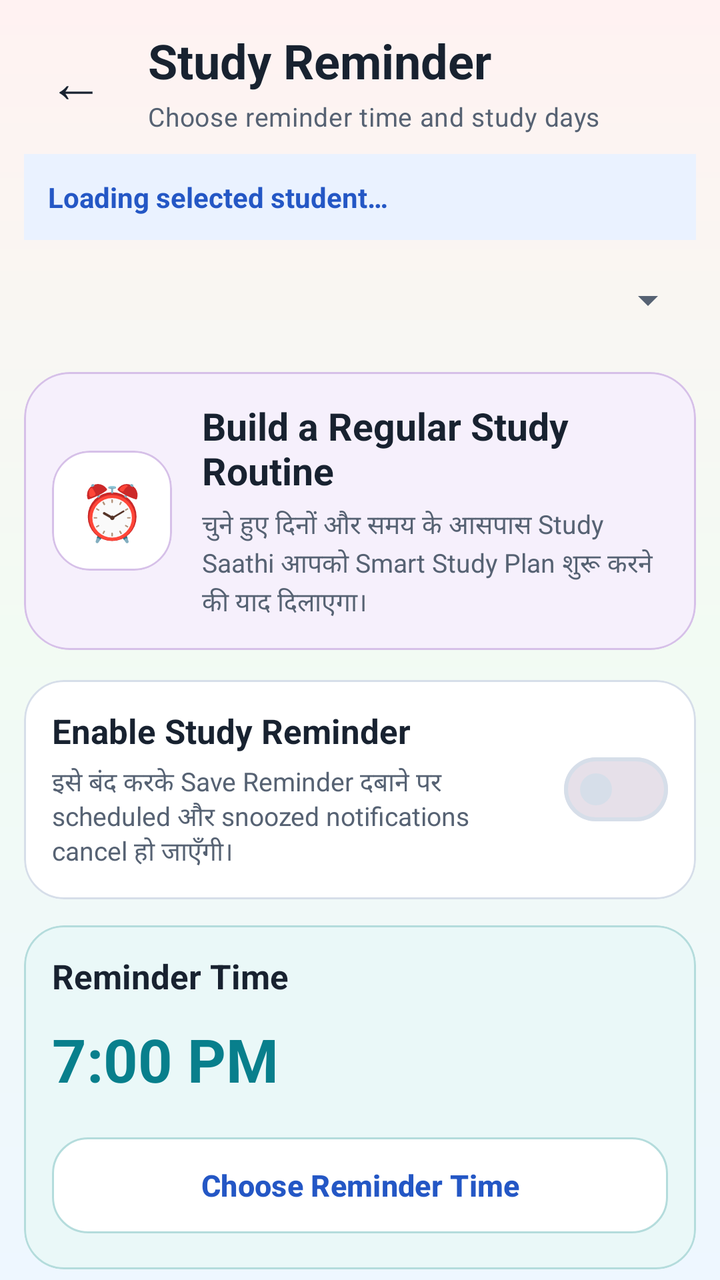
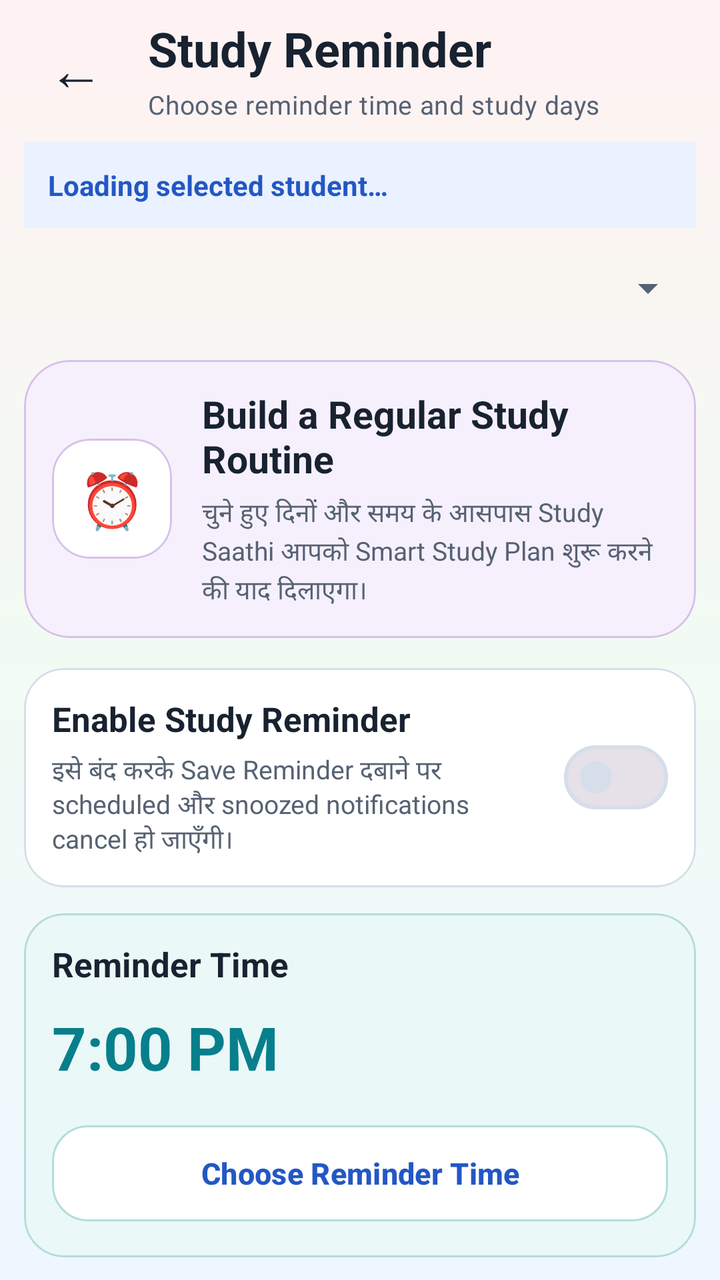

Compare the two renders of this Android layout. The source of the first and the diff that turns it into the second are given below.
<!-- AndroidManifest.xml: application theme Theme.StudySaathi -->
<!-- res/layout/activity_reminder_settings.xml -->
<?xml version="1.0" encoding="utf-8"?>
<androidx.coordinatorlayout.widget.CoordinatorLayout xmlns:android="http://schemas.android.com/apk/res/android"
    xmlns:app="http://schemas.android.com/apk/res-auto"
    android:id="@+id/reminderSettingsRoot"
    android:layout_width="match_parent"
    android:layout_height="match_parent"
    android:background="@drawable/bg_app_soft_mix">

    <androidx.core.widget.NestedScrollView
        android:layout_width="match_parent"
        android:layout_height="match_parent"
        android:clipToPadding="false"
        android:fillViewport="true"
        android:overScrollMode="never">

        <LinearLayout
            android:layout_width="match_parent"
            android:layout_height="wrap_content"
            android:orientation="vertical"
            android:paddingStart="12dp"
            android:paddingTop="14dp"
            android:paddingEnd="12dp"
            android:paddingBottom="12dp">

            <LinearLayout
                android:layout_width="match_parent"
                android:layout_height="wrap_content"
                android:gravity="center_vertical"
                android:orientation="horizontal">

                <com.google.android.material.button.MaterialButton
                    android:id="@+id/buttonBack"
                    style="@style/Widget.Material3.Button.TextButton"
                    android:layout_width="52dp"
                    android:layout_height="52dp"
                    android:contentDescription="@string/back"
                    android:insetLeft="0dp"
                    android:insetTop="0dp"
                    android:insetRight="0dp"
                    android:insetBottom="0dp"
                    android:minWidth="0dp"
                    android:text="←"
                    android:textColor="@color/ss_text_primary"
                    android:textSize="28sp"
                    app:cornerRadius="16dp" />

                <LinearLayout
                    android:layout_width="0dp"
                    android:layout_height="wrap_content"
                    android:layout_marginStart="10dp"
                    android:layout_weight="1"
                    android:orientation="vertical">

                    <TextView
                        style="@style/TextAppearance.StudySaathi.Heading"
                        android:layout_width="match_parent"
                        android:layout_height="wrap_content"
                        android:text="@string/study_reminder_title"
                        android:textSize="24sp" />

                    <TextView
                        style="@style/TextAppearance.StudySaathi.Body"
                        android:layout_width="match_parent"
                        android:layout_height="wrap_content"
                        android:layout_marginTop="3dp"
                        android:text="@string/study_reminder_subtitle"
                        android:textSize="13sp" />

                </LinearLayout>

            </LinearLayout>

            <TextView
                android:id="@+id/textReminderStudent"
                android:layout_width="match_parent"
                android:layout_height="wrap_content"
                android:layout_marginTop="10dp"
                android:background="@color/ss_blue_soft"
                android:padding="12dp"
                android:text="Loading selected student…"
                android:textColor="@color/ss_primary"
                android:textSize="14sp"
                android:textStyle="bold" />

            <Spinner
                android:id="@+id/spinnerReminderStudent"
                android:layout_width="match_parent"
                android:layout_height="48dp"
                android:layout_marginTop="6dp"
                android:contentDescription="Select student for reminder"
                android:paddingStart="10dp"
                android:paddingEnd="10dp" />

            <com.google.android.material.card.MaterialCardView
                android:layout_width="match_parent"
                android:layout_height="wrap_content"
                android:layout_marginTop="12dp"
                app:cardBackgroundColor="@color/ss_purple_soft"
                app:cardCornerRadius="23dp"
                app:cardElevation="0dp"
                app:strokeColor="@color/ss_purple_border"
                app:strokeWidth="1dp">

                <LinearLayout
                    android:layout_width="match_parent"
                    android:layout_height="wrap_content"
                    android:gravity="center_vertical"
                    android:orientation="horizontal"
                    android:padding="14dp">

                    <com.google.android.material.card.MaterialCardView
                        android:layout_width="60dp"
                        android:layout_height="60dp"
                        app:cardBackgroundColor="@color/ss_surface"
                        app:cardCornerRadius="19dp"
                        app:cardElevation="0dp"
                        app:strokeColor="@color/ss_purple_border"
                        app:strokeWidth="1dp">

                        <TextView
                            android:layout_width="match_parent"
                            android:layout_height="match_parent"
                            android:fontFamily="sans-serif-rounded"
                            android:gravity="center"
                            android:text="⏰"
                            android:textSize="27sp" />

                    </com.google.android.material.card.MaterialCardView>

                    <LinearLayout
                        android:layout_width="0dp"
                        android:layout_height="wrap_content"
                        android:layout_marginStart="15dp"
                        android:layout_weight="1"
                        android:orientation="vertical">

                        <TextView
                            android:layout_width="match_parent"
                            android:layout_height="wrap_content"
                            android:fontFamily="sans-serif-rounded"
                            android:text="@string/study_reminder_card_title"
                            android:textColor="@color/ss_text_primary"
                            android:textSize="19sp"
                            android:textStyle="bold" />

                        <TextView
                            android:layout_width="match_parent"
                            android:layout_height="wrap_content"
                            android:layout_marginTop="5dp"
                            android:fontFamily="sans-serif"
                            android:lineSpacingExtra="2dp"
                            android:text="@string/study_reminder_card_description"
                            android:textColor="@color/ss_text_secondary"
                            android:textSize="13sp" />

                    </LinearLayout>

                </LinearLayout>

            </com.google.android.material.card.MaterialCardView>

            <com.google.android.material.card.MaterialCardView
                android:layout_width="match_parent"
                android:layout_height="wrap_content"
                android:layout_marginTop="15dp"
                app:cardBackgroundColor="@color/ss_surface"
                app:cardCornerRadius="20dp"
                app:cardElevation="0dp"
                app:strokeColor="@color/ss_outline"
                app:strokeWidth="1dp">

                <LinearLayout
                    android:layout_width="match_parent"
                    android:layout_height="wrap_content"
                    android:gravity="center_vertical"
                    android:orientation="horizontal"
                    android:padding="14dp">

                    <LinearLayout
                        android:layout_width="0dp"
                        android:layout_height="wrap_content"
                        android:layout_weight="1"
                        android:orientation="vertical">

                        <TextView
                            android:layout_width="match_parent"
                            android:layout_height="wrap_content"
                            android:fontFamily="sans-serif-rounded"
                            android:text="@string/study_reminder_enable_title"
                            android:textColor="@color/ss_text_primary"
                            android:textSize="17sp"
                            android:textStyle="bold" />

                        <TextView
                            android:layout_width="match_parent"
                            android:layout_height="wrap_content"
                            android:layout_marginTop="5dp"
                            android:fontFamily="sans-serif"
                            android:text="@string/study_reminder_enable_description"
                            android:textColor="@color/ss_text_secondary"
                            android:textSize="13sp" />

                    </LinearLayout>

                    <com.google.android.material.materialswitch.MaterialSwitch
                        android:id="@+id/switchStudyReminder"
                        android:layout_width="wrap_content"
                        android:layout_height="wrap_content"
                        android:layout_marginStart="15dp"
                        android:contentDescription="@string/study_reminder_enable_title" />

                </LinearLayout>

            </com.google.android.material.card.MaterialCardView>

            <com.google.android.material.card.MaterialCardView
                android:id="@+id/cardReminderTime"
                android:layout_width="match_parent"
                android:layout_height="wrap_content"
                android:layout_marginTop="13dp"
                app:cardBackgroundColor="@color/ss_teal_soft"
                app:cardCornerRadius="20dp"
                app:cardElevation="0dp"
                app:strokeColor="@color/ss_teal_border"
                app:strokeWidth="1dp">

                <LinearLayout
                    android:layout_width="match_parent"
                    android:layout_height="wrap_content"
                    android:orientation="vertical"
                    android:padding="14dp">

                    <TextView
                        android:layout_width="match_parent"
                        android:layout_height="wrap_content"
                        android:fontFamily="sans-serif-rounded"
                        android:text="@string/study_reminder_time_title"
                        android:textColor="@color/ss_text_primary"
                        android:textSize="17sp"
                        android:textStyle="bold" />

                    <TextView
                        android:id="@+id/textSelectedReminderTime"
                        android:layout_width="match_parent"
                        android:layout_height="wrap_content"
                        android:layout_marginTop="10dp"
                        android:fontFamily="sans-serif-rounded"
                        android:text="7:00 PM"
                        android:textColor="@color/ss_secondary"
                        android:textSize="30sp"
                        android:textStyle="bold" />

                    <com.google.android.material.button.MaterialButton
                        android:id="@+id/buttonChooseReminderTime"
                        style="@style/Widget.StudySaathi.Button.Outlined"
                        android:layout_width="match_parent"
                        android:layout_height="wrap_content"
                        android:layout_marginTop="15dp"
                        android:text="@string/study_reminder_choose_time"
                        android:textAllCaps="false"
                        android:textSize="15sp"
                        app:backgroundTint="@color/ss_surface"
                        app:strokeColor="@color/ss_teal_border" />

                </LinearLayout>

            </com.google.android.material.card.MaterialCardView>

            <com.google.android.material.card.MaterialCardView
                android:id="@+id/cardReminderDays"
                android:layout_width="match_parent"
                android:layout_height="wrap_content"
                android:layout_marginTop="13dp"
                app:cardBackgroundColor="@color/ss_blue_soft"
                app:cardCornerRadius="20dp"
                app:cardElevation="0dp"
                app:strokeColor="@color/ss_blue_border"
                app:strokeWidth="1dp">

                <LinearLayout
                    android:layout_width="match_parent"
                    android:layout_height="wrap_content"
                    android:orientation="vertical"
                    android:padding="14dp">

                    <TextView
                        android:layout_width="match_parent"
                        android:layout_height="wrap_content"
                        android:fontFamily="sans-serif-rounded"
                        android:text="@string/study_reminder_days_title"
                        android:textColor="@color/ss_text_primary"
                        android:textSize="17sp"
                        android:textStyle="bold" />

                    <TextView
                        android:layout_width="match_parent"
                        android:layout_height="wrap_content"
                        android:layout_marginTop="5dp"
                        android:fontFamily="sans-serif"
                        android:text="@string/study_reminder_days_description"
                        android:textColor="@color/ss_text_secondary"
                        android:textSize="13sp" />

                    <HorizontalScrollView
                        android:layout_width="match_parent"
                        android:layout_height="wrap_content"
                        android:layout_marginTop="14dp"
                        android:clipToPadding="false"
                        android:fillViewport="false"
                        android:overScrollMode="never">

                        <com.google.android.material.button.MaterialButtonToggleGroup
                            android:id="@+id/toggleReminderDays"
                            android:layout_width="wrap_content"
                            android:layout_height="wrap_content"
                            app:selectionRequired="false"
                            app:singleSelection="false">

                            <com.google.android.material.button.MaterialButton
                                android:id="@+id/buttonDayMonday"
                                style="@style/Widget.Material3.Button.OutlinedButton"
                                android:layout_width="62dp"
                                android:layout_height="48dp"
                                android:checkable="true"
                                android:fontFamily="sans-serif-medium"
                                android:minWidth="0dp"
                                android:paddingStart="0dp"
                                android:paddingEnd="0dp"
                                android:text="@string/reminder_day_monday"
                                android:textAllCaps="false"
                                android:textSize="12sp" />

                            <com.google.android.material.button.MaterialButton
                                android:id="@+id/buttonDayTuesday"
                                style="@style/Widget.Material3.Button.OutlinedButton"
                                android:layout_width="62dp"
                                android:layout_height="48dp"
                                android:checkable="true"
                                android:fontFamily="sans-serif-medium"
                                android:minWidth="0dp"
                                android:paddingStart="0dp"
                                android:paddingEnd="0dp"
                                android:text="@string/reminder_day_tuesday"
                                android:textAllCaps="false"
                                android:textSize="12sp" />

                            <com.google.android.material.button.MaterialButton
                                android:id="@+id/buttonDayWednesday"
                                style="@style/Widget.Material3.Button.OutlinedButton"
                                android:layout_width="62dp"
                                android:layout_height="48dp"
                                android:checkable="true"
                                android:fontFamily="sans-serif-medium"
                                android:minWidth="0dp"
                                android:paddingStart="0dp"
                                android:paddingEnd="0dp"
                                android:text="@string/reminder_day_wednesday"
                                android:textAllCaps="false"
                                android:textSize="12sp" />

                            <com.google.android.material.button.MaterialButton
                                android:id="@+id/buttonDayThursday"
                                style="@style/Widget.Material3.Button.OutlinedButton"
                                android:layout_width="62dp"
                                android:layout_height="48dp"
                                android:checkable="true"
                                android:fontFamily="sans-serif-medium"
                                android:minWidth="0dp"
                                android:paddingStart="0dp"
                                android:paddingEnd="0dp"
                                android:text="@string/reminder_day_thursday"
                                android:textAllCaps="false"
                                android:textSize="12sp" />

                            <com.google.android.material.button.MaterialButton
                                android:id="@+id/buttonDayFriday"
                                style="@style/Widget.Material3.Button.OutlinedButton"
                                android:layout_width="62dp"
                                android:layout_height="48dp"
                                android:checkable="true"
                                android:fontFamily="sans-serif-medium"
                                android:minWidth="0dp"
                                android:paddingStart="0dp"
                                android:paddingEnd="0dp"
                                android:text="@string/reminder_day_friday"
                                android:textAllCaps="false"
                                android:textSize="12sp" />

                            <com.google.android.material.button.MaterialButton
                                android:id="@+id/buttonDaySaturday"
                                style="@style/Widget.Material3.Button.OutlinedButton"
                                android:layout_width="62dp"
                                android:layout_height="48dp"
                                android:checkable="true"
                                android:fontFamily="sans-serif-medium"
                                android:minWidth="0dp"
                                android:paddingStart="0dp"
                                android:paddingEnd="0dp"
                                android:text="@string/reminder_day_saturday"
                                android:textAllCaps="false"
                                android:textSize="12sp" />

                            <com.google.android.material.button.MaterialButton
                                android:id="@+id/buttonDaySunday"
                                style="@style/Widget.Material3.Button.OutlinedButton"
                                android:layout_width="62dp"
                                android:layout_height="48dp"
                                android:checkable="true"
                                android:fontFamily="sans-serif-medium"
                                android:minWidth="0dp"
                                android:paddingStart="0dp"
                                android:paddingEnd="0dp"
                                android:text="@string/reminder_day_sunday"
                                android:textAllCaps="false"
                                android:textSize="12sp" />

                        </com.google.android.material.button.MaterialButtonToggleGroup>

                    </HorizontalScrollView>

                    <TextView
                        android:id="@+id/textSelectedDays"
                        android:layout_width="match_parent"
                        android:layout_height="wrap_content"
                        android:layout_marginTop="12dp"
                        android:fontFamily="sans-serif-medium"
                        android:text="@string/study_reminder_every_day"
                        android:textColor="@color/ss_primary"
                        android:textSize="12sp" />

                </LinearLayout>

            </com.google.android.material.card.MaterialCardView>

            <com.google.android.material.card.MaterialCardView
                android:layout_width="match_parent"
                android:layout_height="wrap_content"
                android:layout_marginTop="13dp"
                app:cardBackgroundColor="@color/ss_surface"
                app:cardCornerRadius="20dp"
                app:cardElevation="0dp"
                app:strokeColor="@color/ss_outline"
                app:strokeWidth="1dp">

                <LinearLayout
                    android:layout_width="match_parent"
                    android:layout_height="wrap_content"
                    android:orientation="vertical"
                    android:padding="14dp">

                    <TextView
                        android:layout_width="match_parent"
                        android:layout_height="wrap_content"
                        android:fontFamily="sans-serif-rounded"
                        android:text="@string/study_reminder_status_title"
                        android:textColor="@color/ss_text_primary"
                        android:textSize="16sp"
                        android:textStyle="bold" />

                    <TextView
                        android:id="@+id/textReminderCurrentStatus"
                        android:layout_width="match_parent"
                        android:layout_height="wrap_content"
                        android:layout_marginTop="6dp"
                        android:fontFamily="sans-serif"
                        android:lineSpacingExtra="2dp"
                        android:text="@string/study_reminder_disabled_status"
                        android:textColor="@color/ss_text_secondary"
                        android:textSize="13sp" />

                </LinearLayout>

            </com.google.android.material.card.MaterialCardView>

            <com.google.android.material.button.MaterialButton
                android:id="@+id/buttonSaveReminder"
                style="@style/Widget.StudySaathi.Button.Primary"
                android:layout_width="match_parent"
                android:layout_height="wrap_content"
                android:layout_marginTop="19dp"
                android:text="@string/study_reminder_save_button"
                android:textAllCaps="false"
                android:textSize="16sp" />

            <com.google.android.material.button.MaterialButton
                android:id="@+id/buttonTestReminder"
                style="@style/Widget.StudySaathi.Button.Outlined"
                android:layout_width="match_parent"
                android:layout_height="wrap_content"
                android:layout_marginTop="11dp"
                android:text="@string/study_reminder_test_button"
                android:textAllCaps="false"
                android:textSize="15sp"
                app:backgroundTint="@color/ss_surface"
                app:strokeColor="@color/ss_primary" />

            <TextView
                android:layout_width="match_parent"
                android:layout_height="wrap_content"
                android:layout_marginTop="12dp"
                android:fontFamily="sans-serif"
                android:gravity="center"
                android:lineSpacingExtra="2dp"
                android:text="@string/study_reminder_test_description"
                android:textColor="@color/ss_text_secondary"
                android:textSize="12sp" />

            <TextView
                android:layout_width="match_parent"
                android:layout_height="wrap_content"
                android:layout_marginTop="13dp"
                android:fontFamily="sans-serif"
                android:gravity="center"
                android:lineSpacingExtra="2dp"
                android:text="@string/study_reminder_timing_note"
                android:textColor="@color/ss_text_muted"
                android:textSize="11sp" />

        </LinearLayout>

    </androidx.core.widget.NestedScrollView>

</androidx.coordinatorlayout.widget.CoordinatorLayout>
<!-- resources referenced by this layout -->
<resources>
  <color name="ss_blue_border">#B8D1FA</color>
  <color name="ss_blue_soft">#EAF2FF</color>
  <color name="ss_outline">#D6DEE9</color>
  <color name="ss_primary">#2457C5</color>
  <color name="ss_purple_border">#D6C0E8</color>
  <color name="ss_purple_soft">#F6F0FC</color>
  <color name="ss_secondary">#087F8C</color>
  <color name="ss_surface">#FFFFFF</color>
  <color name="ss_teal_border">#B4DCDC</color>
  <color name="ss_teal_soft">#EAF8F8</color>
  <color name="ss_text_muted">#7B8797</color>
  <color name="ss_text_primary">#182230</color>
  <color name="ss_text_secondary">#566273</color>
  <string name="back">Back</string>
  <string name="reminder_day_friday">
          Fri
      </string>
  <string name="reminder_day_monday">
          Mon
      </string>
  <string name="reminder_day_saturday">
          Sat
      </string>
  <string name="reminder_day_sunday">
          Sun
      </string>
  <string name="reminder_day_thursday">
          Thu
      </string>
  <string name="reminder_day_tuesday">
          Tue
      </string>
  <string name="reminder_day_wednesday">
          Wed
      </string>
  <string name="study_reminder_card_description">
          चुने हुए दिनों और समय के आसपास Study Saathi आपको Smart Study Plan शुरू करने की याद दिलाएगा।
      </string>
  <string name="study_reminder_card_title">
          Build a Regular Study Routine
      </string>
  <string name="study_reminder_choose_time">
          Choose Reminder Time
      </string>
  <string name="study_reminder_days_description">
          जिन दिनों study notification चाहिए, उन्हें select करें।
      </string>
  <string name="study_reminder_days_title">
          Reminder Days
      </string>
  <string name="study_reminder_disabled_status">
          Study reminder अभी disabled है।
      </string>
  <string name="study_reminder_enable_description">
          इसे बंद करके Save Reminder दबाने पर scheduled और snoozed notifications cancel हो जाएँगी।
      </string>
  <string name="study_reminder_enable_title">
          Enable Study Reminder
      </string>
  <string name="study_reminder_every_day">
          Every day
      </string>
  <string name="study_reminder_save_button">
          Save Reminder
      </string>
  <string name="study_reminder_status_title">
          Current Status
      </string>
  <string name="study_reminder_subtitle">
          Choose reminder time and study days
      </string>
  <string name="study_reminder_test_button">
          Send Test Notification Now
      </string>
  <string name="study_reminder_test_description">
          Test notification selected days की जाँच किए बिना तुरंत भेजी जाएगी। इसके Snooze action को भी test कर सकते हैं।
      </string>
  <string name="study_reminder_time_title">
          Reminder Time
      </string>
  <string name="study_reminder_timing_note">
          Battery optimisation के कारण reminder चुने हुए समय से कुछ देर आगे या पीछे दिखाई दे सकता है।
      </string>
  <string name="study_reminder_title">
          Study Reminder
      </string>
  <style name="TextAppearance.StudySaathi.Body" parent="TextAppearance.Material3.BodyMedium">
          <item name="android:fontFamily">sans-serif</item>
          <item name="fontFamily">sans-serif</item>
          <item name="android:textColor">@color/ss_text_secondary</item>
      </style>
  <color name="ss_outline_strong">#B9C5D5</color>
  <color name="ss_on_primary">#FFFFFF</color>
  <color name="ss_primary_dark">#173F99</color>
  <color name="ss_on_secondary">#FFFFFF</color>
  <color name="ss_tertiary">#8A5A00</color>
  <color name="ss_on_tertiary">#FFFFFF</color>
  <color name="ss_yellow_soft">#FFF8E8</color>
  <color name="ss_background">#F7F9FC</color>
  <color name="ss_surface_soft">#F0F4FA</color>
  <color name="ss_error">#BA1A1A</color>
  <color name="white">#FFFFFFFF</color>
  <color name="ss_red_soft">#FFF0F0</color>
  <!-- unchanged entries left out for length: 5 -->
</resources>

<!-- the commit's change to res/layout/activity_reminder_settings.xml (unified diff, before → after) -->
@@ -18,7 +18,7 @@
             android:layout_height="wrap_content"
             android:orientation="vertical"
             android:paddingStart="12dp"
-            android:paddingTop="14dp"
+            android:paddingTop="8dp"
             android:paddingEnd="12dp"
             android:paddingBottom="12dp">
 
@@ -477,7 +477,7 @@
                 style="@style/Widget.StudySaathi.Button.Primary"
                 android:layout_width="match_parent"
                 android:layout_height="wrap_content"
-                android:layout_marginTop="19dp"
+                android:layout_marginTop="10dp"
                 android:text="@string/study_reminder_save_button"
                 android:textAllCaps="false"
                 android:textSize="16sp" />
